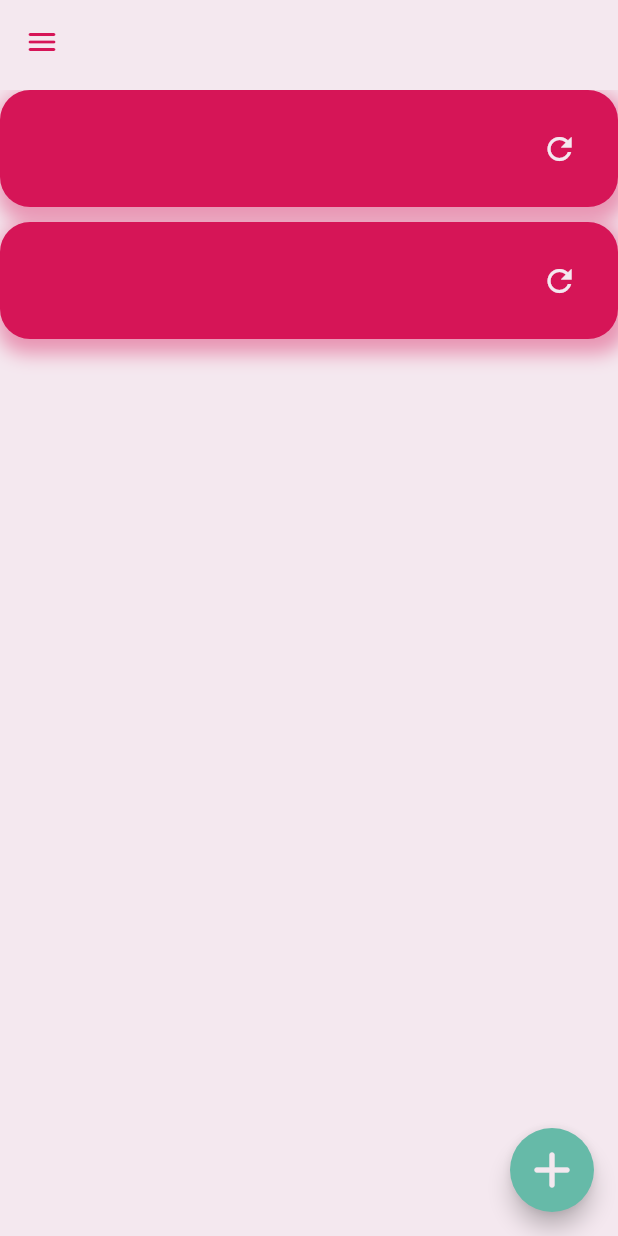
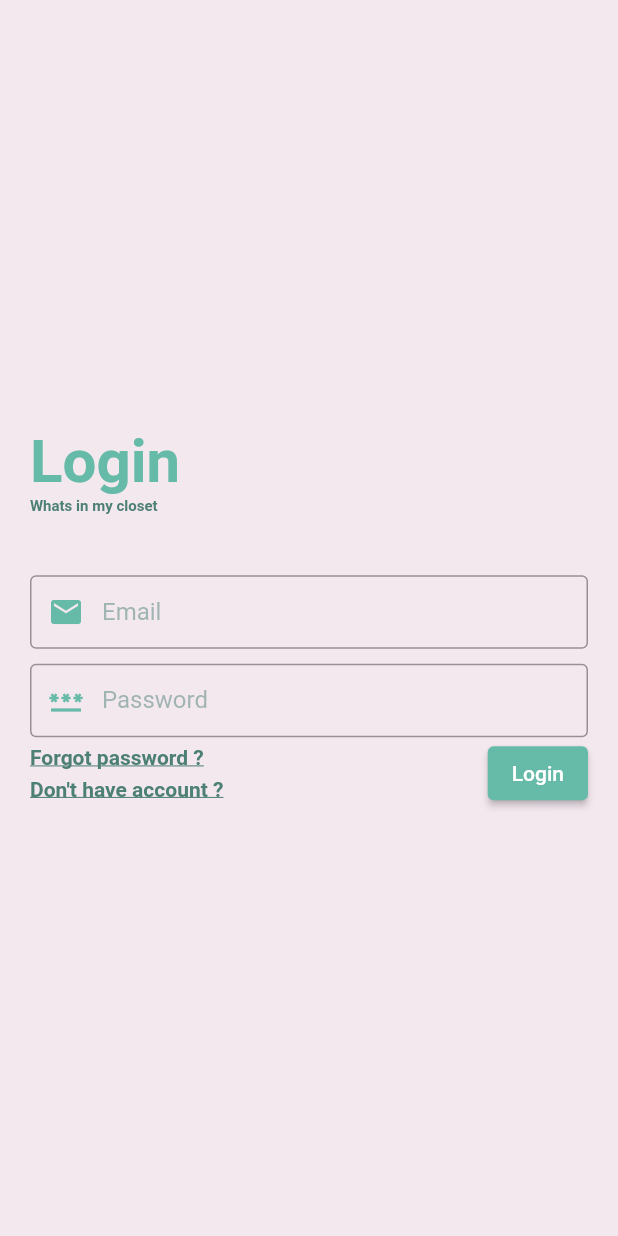
Before and after one commit to HALfr0ZEN/wimc, a Flutter app: the screen it shows after launch, on a phone screen of 412 x 824 dp. Run offline on Flutter 3.47's test engine with Material 2 defaults, Android fonts, the phone set to English and light mode, and no system bars; our stand-ins replace camera, cloud_firestore, file_picker, firebase_auth, firebase_core, firebase_storage; accounts and stored records are empty.

```diff
--- a/lib/core/res/color.dart
+++ b/lib/core/res/color.dart
@@ -36,8 +36,9 @@ class AppColors {
           border: OutlineInputBorder(
             borderSide: BorderSide(color: primaryHeaderColor, width: 20),
           ),
-          focusedBorder: OutlineInputBorder(
-              borderSide: BorderSide(color: secondaryColor.withOpacity(.5))),
+          prefixIconColor: secondaryColor,
+          focusedBorder:
+              OutlineInputBorder(borderSide: BorderSide(color: secondaryColor)),
           contentPadding: const EdgeInsetsDirectional.all(15),
         ),
         textTheme: const TextTheme(
--- a/lib/main.dart
+++ b/lib/main.dart
@@ -1,8 +1,17 @@
+import 'package:firebase_core/firebase_core.dart';
 import 'package:flutter/material.dart';
 import 'package:wimc/core/res/color.dart';
+import 'package:wimc/firebase_options.dart';
+import 'package:wimc/pages/login.dart';
 import 'package:wimc/routes/routes.dart';
 
-void main(List<String> args) {
+Future<void> main() async {
+  WidgetsFlutterBinding.ensureInitialized();
+
+  await Firebase.initializeApp(
+    options: DefaultFirebaseOptions.currentPlatform,
+  );
+
   runApp(const App());
 }
 
@@ -15,8 +24,7 @@ class App extends StatelessWidget {
       title: 'WIMC',
       debugShowCheckedModeBanner: false,
       theme: AppColors.getTheme,
-      initialRoute: Routes.home,
-      onGenerateRoute: RouterGenerator.generateRoutes,
+      home: const LoginForm(),
     );
   }
 }
--- a/lib/pages/clothes/add.dart
+++ b/lib/pages/clothes/add.dart
@@ -14,6 +14,6 @@ class _AddClothesState extends State<AddClothes> {
 
   @override
   Widget build(BuildContext context) {
-    return ScaffoldWidget(body: AddClothesFormWidget());
+    return ScaffoldWidget(body: const AddClothesFormWidget());
   }
 }
--- /dev/null
+++ b/lib/pages/login.dart
@@ -0,0 +1,181 @@
+import 'package:firebase_auth/firebase_auth.dart';
+import 'package:firebase_core/firebase_core.dart';
+import 'package:flutter/material.dart';
+import 'package:flutter/src/widgets/framework.dart';
+import 'package:flutter/src/widgets/placeholder.dart';
+import 'package:wimc/core/res/color.dart';
+import 'package:wimc/firebase_options.dart';
+import 'package:wimc/pages/home.dart';
+import 'package:wimc/widget/navigationDrawer.dart';
+import 'package:wimc/widget/scaffold.dart';
+
+class LoginPage extends StatefulWidget {
+  const LoginPage({super.key});
+
+  @override
+  State<LoginPage> createState() => _LoginPageState();
+}
+
+class _LoginPageState extends State<LoginPage> {
+  // Future<FirebaseApp> _initFirebase() async {
+  //   FirebaseApp firebaseApp = await ;
+  //   return firebaseApp;
+  // }
+
+  @override
+  Widget build(BuildContext context) {
+    return Scaffold(
+        body: FutureBuilder(
+      future: Firebase.initializeApp(options: DefaultFirebaseOptions.android),
+      builder: (context, snapshot) {
+        if (snapshot.connectionState == ConnectionState.done) {
+          return const LoginForm();
+        }
+        return const Center(
+          child: CircularProgressIndicator(),
+        );
+      },
+    ));
+  }
+}
+
+class LoginForm extends StatefulWidget {
+  const LoginForm({super.key});
+
+  @override
+  State<LoginForm> createState() => _LoginFormState();
+}
+
+class _LoginFormState extends State<LoginForm> {
+  final _formKey = GlobalKey<FormState>();
+
+  static Future<User?> login(
+      {required String email,
+      required String password,
+      required BuildContext context}) async {
+    FirebaseAuth auth = FirebaseAuth.instance;
+    User? user;
+    try {
+      UserCredential usercre = await auth.signInWithEmailAndPassword(
+          email: email, password: password);
+      user = usercre.user;
+    } on FirebaseAuthException catch (e) {
+      if (e.code == "user-not-found") {
+        ScaffoldMessenger.of(context).showSnackBar(SnackBar(
+            backgroundColor: AppColors.primaryColor,
+            content: const Text('No user')));
+      }
+    }
+
+    return user;
+  }
+
+  @override
+  Widget build(BuildContext context) {
+    TextEditingController _email = TextEditingController();
+    TextEditingController _password = TextEditingController();
+
+    return Scaffold(
+      body: Padding(
+        padding: const EdgeInsetsDirectional.symmetric(horizontal: 20),
+        child: Column(
+          mainAxisAlignment: MainAxisAlignment.center,
+          crossAxisAlignment: CrossAxisAlignment.start,
+          children: [
+            Text("Login",
+                style:
+                    TextStyle(color: AppColors.secondaryColor, fontSize: 40)),
+            Text("Whats in my closet",
+                style: TextStyle(
+                    color: AppColors.primaryHeaderColor, fontSize: 10)),
+            const SizedBox(height: 40),
+            Form(
+              key: _formKey,
+              child: Column(
+                children: <Widget>[
+                  TextFormField(
+                    controller: _email,
+                    keyboardType: TextInputType.emailAddress,
+                    decoration: const InputDecoration(
+                      prefixIcon: Icon(Icons.mail),
+                      labelText: 'Email',
+                    ),
+                    // The validator receives the text that the user has entered.
+                    validator: (value) {
+                      if (value == null || value.isEmpty) {
+                        return 'This is a required';
+                      }
+                      RegExp exp = RegExp(r'^[\w-\.]+@([\w-]+\.)+[\w-]{2,4}$');
+                      bool match = exp.hasMatch(value);
+                      if (!match) {
+                        return 'Not valid email address';
+                      }
+                    },
+                  ),
+                  const SizedBox(height: 10),
+                  TextFormField(
+                    controller: _password,
+                    obscureText: true,
+                    keyboardType: TextInputType.visiblePassword,
+                    decoration: const InputDecoration(
+                      prefixIcon: Icon(Icons.password),
+                      labelText: 'Password',
+                    ),
+                    // The validator receives the text that the user has entered.
+                    validator: (value) {
+                      if (value == null || value.isEmpty) {
+                        return 'This is a required field';
+                      }
+                      return null;
+                    },
+                  ),
+                  Row(
+                    mainAxisAlignment: MainAxisAlignment.spaceBetween,
+                    children: [
+                      Column(
+                        crossAxisAlignment: CrossAxisAlignment.start,
+                        children: [
+                          Text(
+                            "Forgot password ?",
+                            style: TextStyle(
+                                decoration: TextDecoration.underline,
+                                color: AppColors.primaryHeaderColor),
+                          ),
+                          const SizedBox(height: 5),
+                          Text(
+                            "Don't have account ?",
+                            style: TextStyle(
+                                decoration: TextDecoration.underline,
+                                color: AppColors.primaryHeaderColor),
+                          ),
+                        ],
+                      ),
+                      ElevatedButton(
+                        onPressed: () {
+                          if (_formKey.currentState!.validate()) {
+                            login(
+                              context: context,
+                              email: _email.text,
+                              password: _password.text,
+                            ).then(
+                              (user) {
+                                if (user != null) {
+                                  navigateTo(const Home(), context);
+                                }
+                              },
+                            );
+                          }
+                        },
+                        child: const Text('Login'),
+                      ),
+                    ],
+                  ),
+                ],
+              ),
+            ),
+          ],
+        ),
+      ),
+    );
+  }
+}
--- a/pubspec.yaml
+++ b/pubspec.yaml
@@ -40,7 +40,11 @@ dependencies:
   flutter_launcher_icons: "^0.11.0"
   camera: ^0.10.2
   file_picker: ^5.2.5
-
+  firebase_auth: ^4.2.2
+  firebase_core: ^2.4.1
+  cloud_firestore: ^4.3.1
+  firebase_storage: ^11.0.10
+  uuid: ^3.0.7
 dev_dependencies:
   flutter_test:
     sdk: flutter
```
Also changed, not shown: lib/widget/addClothesForm.dart (+43 -7 lines), lib/widget/navigationDrawer.dart (+16 -6 lines), lib/firebase_options.dart (added), pubspec.lock, 27 other files.
